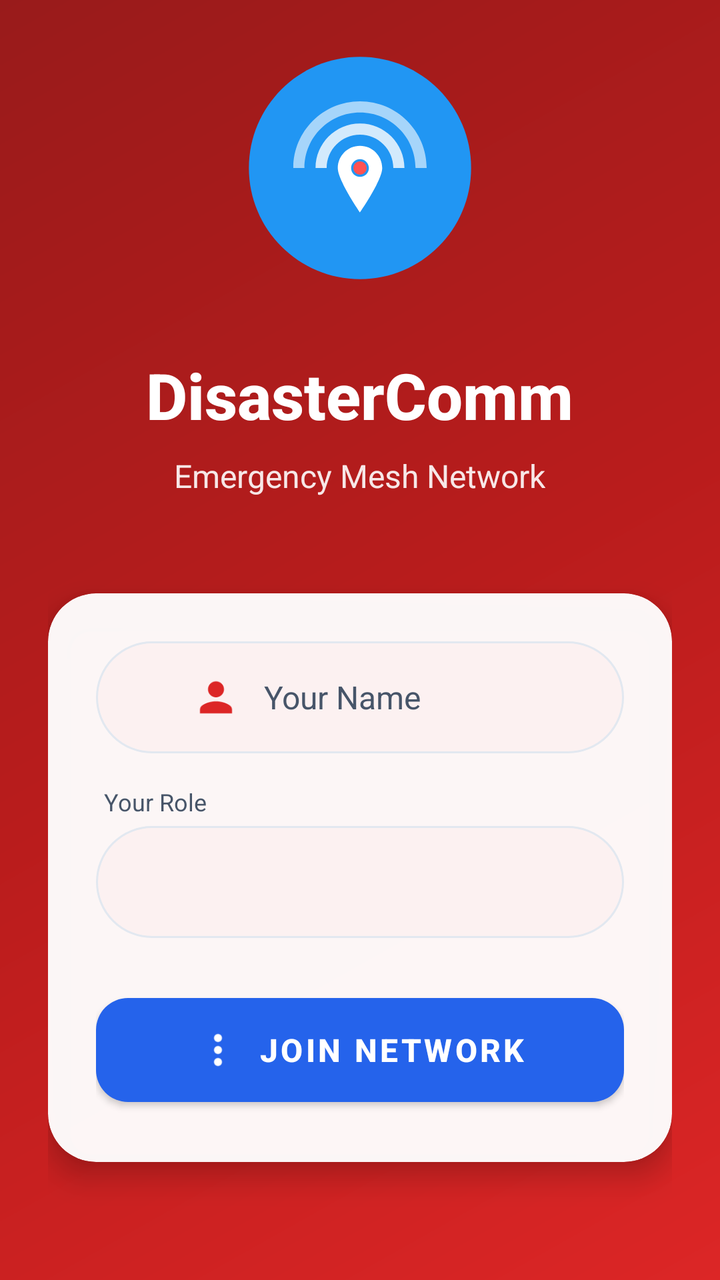
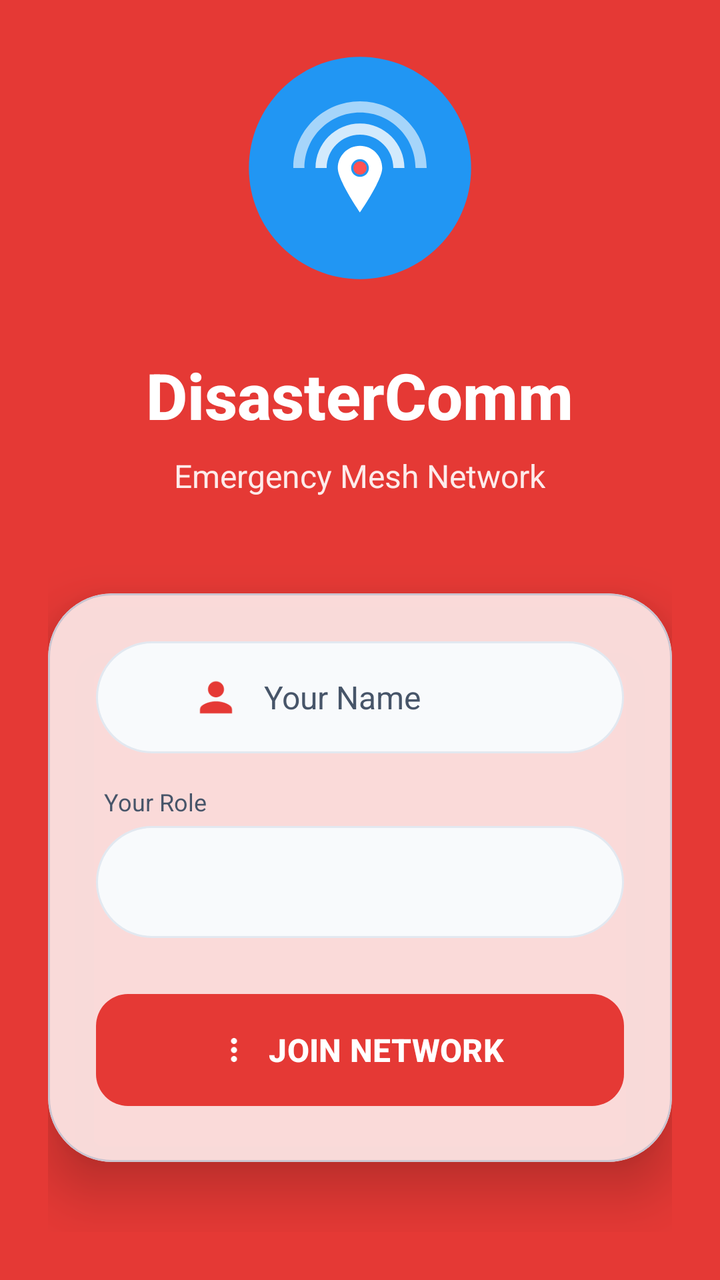

Compare the two renders of this Android layout. The source of the first and the diff that turns it into the second are given below.
<!-- AndroidManifest.xml: application theme Theme.DisasterComm -->
<!-- res/layout/activity_login.xml -->
<?xml version="1.0" encoding="utf-8"?>
<LinearLayout xmlns:android="http://schemas.android.com/apk/res/android"
    xmlns:app="http://schemas.android.com/apk/res-auto"
    android:layout_width="match_parent"
    android:layout_height="match_parent"
    android:background="@drawable/gradient_background"
    android:gravity="center"
    android:orientation="vertical"
    android:padding="24dp">

    
    <ImageView
        android:id="@+id/ivLogo"
        android:layout_width="120dp"
        android:layout_height="120dp"
        android:src="@drawable/ic_app_logo"
        android:contentDescription="App Logo"
        android:layout_marginBottom="32dp"/>

    
    <TextView
        android:layout_width="wrap_content"
        android:layout_height="wrap_content"
        android:text="DisasterComm"
        android:textSize="32sp"
        android:textStyle="bold"
        android:textColor="@color/white"
        android:layout_marginBottom="8dp"
        android:fontFamily="sans-serif-medium"/>

    <TextView
        android:layout_width="wrap_content"
        android:layout_height="wrap_content"
        android:text="Emergency Mesh Network"
        android:textSize="16sp"
        android:textColor="@color/white"
        android:alpha="0.9"
        android:layout_marginBottom="48dp"/>

    
    <androidx.cardview.widget.CardView
        android:layout_width="match_parent"
        android:layout_height="wrap_content"
        android:background="@drawable/bg_glassmorphic_card"
        app:cardCornerRadius="24dp"
        app:cardElevation="8dp"
        android:backgroundTint="#F5FFFFFF">

        <LinearLayout
            android:layout_width="match_parent"
            android:layout_height="wrap_content"
            android:orientation="vertical"
            android:padding="24dp">

            
            <EditText
                android:id="@+id/etUsername"
                android:layout_width="match_parent"
                android:layout_height="56dp"
                android:hint="Your Name"
                android:background="@drawable/bg_input_rounded"
                android:padding="16dp"
                android:paddingStart="48dp"
                android:drawableStart="@drawable/ic_person"
                android:drawablePadding="12dp"
                android:drawableTint="@color/primary"
                android:textSize="16sp"
                android:textColor="@color/text_primary"
                android:textColorHint="@color/text_secondary"
                android:inputType="textPersonName"
                android:maxLines="1"
                android:layout_marginBottom="16dp"/>

            
            <TextView
                android:layout_width="wrap_content"
                android:layout_height="wrap_content"
                android:text="Your Role"
                android:textSize="12sp"
                android:textColor="@color/text_secondary"
                android:layout_marginStart="4dp"
                android:layout_marginBottom="4dp"/>

            
            <Spinner
                android:id="@+id/spinnerRole"
                android:layout_width="match_parent"
                android:layout_height="56dp"
                android:background="@drawable/bg_input_rounded"
                android:padding="16dp"
                android:layout_marginBottom="24dp"/>

            
            <com.google.android.material.button.MaterialButton
                android:id="@+id/btnLogin"
                android:layout_width="match_parent"
                android:layout_height="64dp"
                android:text="JOIN NETWORK"
                android:textSize="16sp"
                android:textStyle="bold"
                android:textColor="@color/white"
                app:backgroundTint="@color/accent"
                app:cornerRadius="16dp"
                app:elevation="4dp"
                app:icon="@drawable/ic_nearby"
                app:iconGravity="textStart"
                app:iconTint="@color/white"/>

        </LinearLayout>
    </androidx.cardview.widget.CardView>

    
    <TextView
        android:layout_width="wrap_content"
        android:layout_height="wrap_content"
        android:layout_marginTop="32dp"
        android:text="Secure • Offline • No Internet Required"
        android:textSize="12sp"
        android:textColor="@color/white"
        android:alpha="0.8"
        android:gravity="center"/>

</LinearLayout>
<!-- resources referenced by this layout -->
<resources>
  <color name="accent">#2563EB</color>
  <color name="primary">#DC2626</color>
  <color name="text_primary">#0F172A</color>
  <color name="text_secondary">#475569</color>
  <color name="white">#FFFFFF</color>
  <!-- drawable bg_input_rounded (drawable) -->
  <?xml version="1.0" encoding="utf-8"?>
  <shape xmlns:android="http://schemas.android.com/apk/res/android"
      android:shape="rectangle">
      <solid android:color="@color/surface_container"/>
      <corners android:radius="28dp"/>
      <stroke 
          android:width="1dp"
          android:color="@color/divider"/>
  </shape>
  <!-- drawable gradient_background (drawable) -->
  <?xml version="1.0" encoding="utf-8"?>
  <shape xmlns:android="http://schemas.android.com/apk/res/android"
      android:shape="rectangle">
      <gradient
          android:angle="135"
          android:startColor="@color/gradient_start"
          android:centerColor="@color/gradient_middle"
          android:endColor="@color/gradient_end"
          android:type="linear"/>
  </shape>
  <!-- drawable ic_nearby (drawable) -->
  <vector xmlns:android="http://schemas.android.com/apk/res/android"
      android:width="24dp"
      android:height="24dp"
      android:viewportWidth="24"
      android:viewportHeight="24">
      <path
          android:fillColor="#000000"
          android:pathData="M12,8c1.1,0 2,-0.9 2,-2s-0.9,-2 -2,-2 -2,0.9 -2,2 0.9,2 2,2zM12,10c-1.1,0 -2,0.9 -2,2s0.9,2 2,2 2,-0.9 2,-2 -0.9,-2 -2,-2zM12,16c-1.1,0 -2,0.9 -2,2s0.9,2 2,2 2,-0.9 2,-2 -0.9,-2 -2,-2z"/>
  </vector>
  <!-- drawable ic_person (drawable) -->
  <?xml version="1.0" encoding="utf-8"?>
  <vector xmlns:android="http://schemas.android.com/apk/res/android"
      android:width="24dp"
      android:height="24dp"
      android:viewportWidth="24"
      android:viewportHeight="24">
      <path
          android:fillColor="#FF000000"
          android:pathData="M12,12c2.21,0 4,-1.79 4,-4s-1.79,-4 -4,-4 -4,1.79 -4,4 1.79,4 4,4zM12,14c-2.67,0 -8,1.34 -8,4v2h16v-2c0,-2.66 -5.33,-4 -8,-4z"/>
  </vector>
  <style name="Theme.DisasterComm" parent="Theme.MaterialComponents.Light.NoActionBar">
          
          <item name="colorPrimary">@color/primary</item>
          <item name="colorPrimaryVariant">@color/primary_variant</item>
          <item name="colorOnPrimary">@color/text_on_primary</item>
          
          
          <item name="colorSecondary">@color/secondary</item>
          <item name="colorSecondaryVariant">@color/secondary_variant</item>
          <item name="colorOnSecondary">@color/white</item>
          
          
          <item name="android:windowBackground">@color/background</item>
          <item name="colorSurface">@color/surface</item>
          <item name="colorOnSurface">@color/text_primary</item>
          
          
          <item name="android:statusBarColor">@color/primary_variant</item>
          <item name="android:windowLightStatusBar">false</item>
      </style>
  <color name="surface_container">#FCF1F1</color>
  <color name="divider">#E2E8F0</color>
  <color name="gradient_start">#DC2626</color>
  <color name="gradient_middle">#B91C1C</color>
  <color name="gradient_end">#991B1B</color>
  <color name="primary_variant">#B91C1C</color>
  <color name="text_on_primary">#FFFFFF</color>
  <color name="secondary">#EF4444</color>
  <color name="secondary_variant">#991B1B</color>
  <color name="background">#FFF1F2</color>
  <color name="surface">#FFFFFF</color>
  <!-- unchanged entries left out for length: 2 -->
</resources>

<!-- the commit's change to res/layout/activity_login.xml (unified diff, before → after) -->
@@ -38,12 +38,12 @@
         android:layout_marginBottom="48dp"/>
 
     
-    <androidx.cardview.widget.CardView
+    <com.google.android.material.card.MaterialCardView
         android:layout_width="match_parent"
         android:layout_height="wrap_content"
         android:background="@drawable/bg_glassmorphic_card"
-        app:cardCornerRadius="24dp"
-        app:cardElevation="8dp"
+        app:cardCornerRadius="32dp"
+        app:cardElevation="16dp"
         android:backgroundTint="#F5FFFFFF">
 
         <LinearLayout
@@ -107,7 +107,7 @@
                 app:iconTint="@color/white"/>
 
         </LinearLayout>
-    </androidx.cardview.widget.CardView>
+    </com.google.android.material.card.MaterialCardView>
 
     
     <TextView
<!-- resource entries referenced after the edit -->
@@ -1,7 +1,7 @@
 <!-- resources referenced by this layout -->
 <resources>
-  <color name="accent">#2563EB</color>
-  <color name="primary">#DC2626</color>
+  <color name="accent">#E53935</color>
+  <color name="primary">#E53935</color>
   <color name="text_primary">#0F172A</color>
   <color name="text_secondary">#475569</color>
   <color name="white">#FFFFFF</color>
@@ -47,7 +47,7 @@
           android:fillColor="#FF000000"
           android:pathData="M12,12c2.21,0 4,-1.79 4,-4s-1.79,-4 -4,-4 -4,1.79 -4,4 1.79,4 4,4zM12,14c-2.67,0 -8,1.34 -8,4v2h16v-2c0,-2.66 -5.33,-4 -8,-4z"/>
   </vector>
-  <style name="Theme.DisasterComm" parent="Theme.MaterialComponents.Light.NoActionBar">
+  <style name="Theme.DisasterComm" parent="Theme.Material3.DayNight.NoActionBar">
           
           <item name="colorPrimary">@color/primary</item>
           <item name="colorPrimaryVariant">@color/primary_variant</item>
@@ -67,16 +67,16 @@
           <item name="android:statusBarColor">@color/primary_variant</item>
           <item name="android:windowLightStatusBar">false</item>
       </style>
-  <color name="surface_container">#FCF1F1</color>
+  <color name="surface_container">#F8FAFC</color>
   <color name="divider">#E2E8F0</color>
-  <color name="gradient_start">#DC2626</color>
-  <color name="gradient_middle">#B91C1C</color>
-  <color name="gradient_end">#991B1B</color>
-  <color name="primary_variant">#B91C1C</color>
+  <color name="gradient_start">#E53935</color>
+  <color name="gradient_middle">#E53935</color>
+  <color name="gradient_end">#E53935</color>
+  <color name="primary_variant">#C62828</color>
   <color name="text_on_primary">#FFFFFF</color>
-  <color name="secondary">#EF4444</color>
-  <color name="secondary_variant">#991B1B</color>
-  <color name="background">#FFF1F2</color>
+  <color name="secondary">#FF6B6B</color>
+  <color name="secondary_variant">#D32F2F</color>
+  <color name="background">#F8FAFC</color>
   <color name="surface">#FFFFFF</color>
   <!-- unchanged entries left out for length: 2 -->
 </resources>
